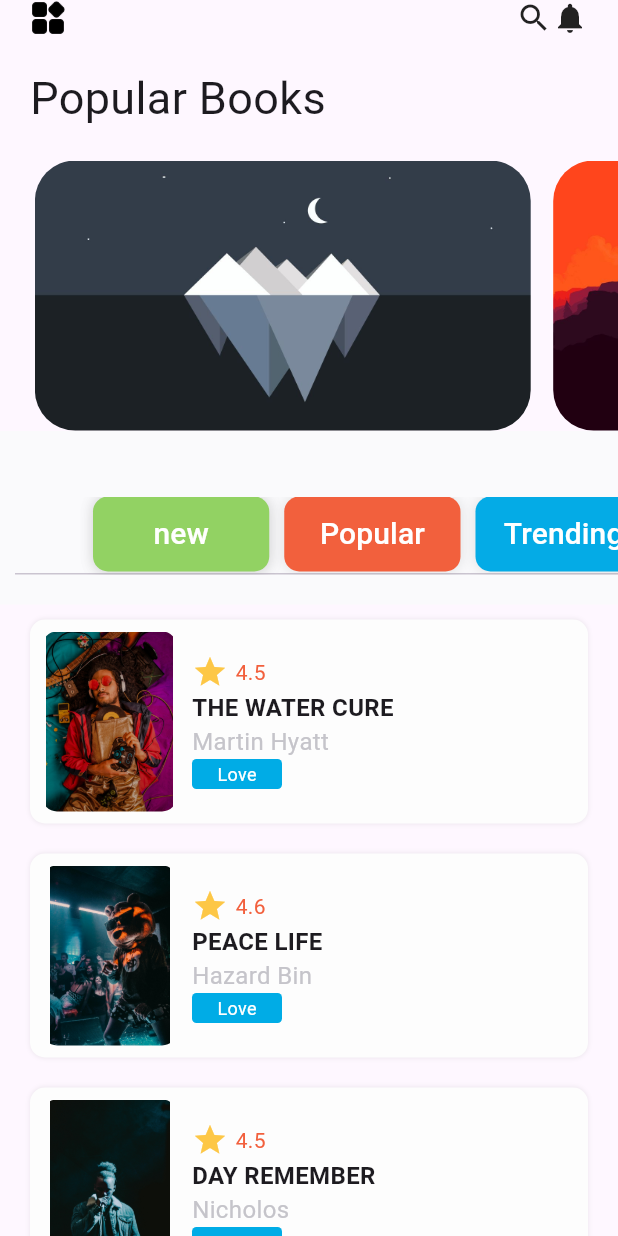
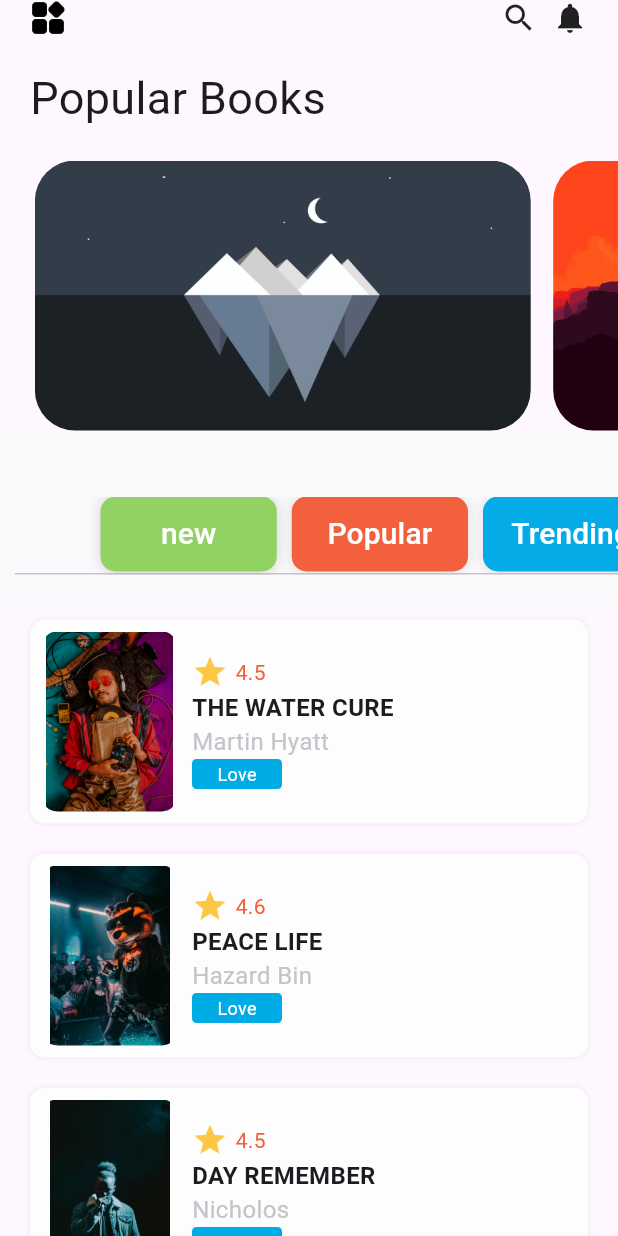
Before and after one commit to JagdishSingh01/flutter-music-app, a Flutter app: the screen it shows after launch, on a phone screen of 412 x 824 dp. Run offline on Flutter 3.47's test engine with Material 3 defaults, Android fonts, the light colour scheme and no system bars; Roboto replaces fonts that are missing (Avenir).

Commit message:
applied minor fixes

```diff
--- a/lib/app_colors.dart
+++ b/lib/app_colors.dart
@@ -2,7 +2,7 @@ import 'dart:ui';
 
 final Color background = Color(0xFFfafafc);
 final Color silverBackground = Color(0xFFfafafc);
-final Color menu1Color = Color(0xFFf92d263);
+final Color menu1Color = Color(0xfff92d263);
 final Color menu2Color = Color(0xFFf2603d);
 final Color menu3Color = Color(0xFF04abe6);
 final Color tabVarViewColor = Color(0xFFfdfdfd);
--- a/lib/main.dart
+++ b/lib/main.dart
@@ -6,6 +6,8 @@ void main() {
 }
 
 class MyApp extends StatelessWidget {
+  const MyApp({super.key});
+
   @override
   Widget build(BuildContext context) {
     return MaterialApp(
--- a/lib/my_home_page.dart
+++ b/lib/my_home_page.dart
@@ -1,11 +1,12 @@
 import 'dart:convert';
+import 'dart:ui';
 import 'package:flutter/cupertino.dart';
 import 'package:music/app_colors.dart' as AppColors;
 import 'package:flutter/material.dart';
 import 'package:music/my_tabs.dart';
 
 class MyHomePage extends StatefulWidget {
-  const MyHomePage({Key? key}) : super(key: key);
+  const MyHomePage({super.key});
 
   @override
   _MyHomePageState createState() => _MyHomePageState();
@@ -55,6 +56,7 @@ class _MyHomePageState extends State<MyHomePage> with SingleTickerProviderStateM
                   Row(
                     children: [
                       Icon(Icons.search),
+                      SizedBox(width: 10),
                       Icon(Icons.notifications),
                     ],
                   )
@@ -77,7 +79,7 @@ class _MyHomePageState extends State<MyHomePage> with SingleTickerProviderStateM
                 ? Center(
                     child: CircularProgressIndicator(),
                   )
-                : Container(
+                : SizedBox(
                     height: 180,
                     child: Stack(
                       children: [
@@ -85,7 +87,7 @@ class _MyHomePageState extends State<MyHomePage> with SingleTickerProviderStateM
                             top: 0,
                             left: -20,
                             right: 0,
-                            child: Container(
+                            child: SizedBox(
                               height: 180,
                               child: PageView.builder(
                                   controller:PageController(viewportFraction: 0.8),
@@ -123,9 +125,9 @@ class _MyHomePageState extends State<MyHomePage> with SingleTickerProviderStateM
                           child: TabBar(
                             controller: _tabController,
                             isScrollable: true,
-                            indicatorPadding: const EdgeInsets.all(0),
+                            indicatorPadding: EdgeInsets.symmetric(horizontal: 2),
                             indicatorSize: TabBarIndicatorSize.label,
-                            labelPadding: const EdgeInsets.only(right: 10),
+                            labelPadding: const EdgeInsets.symmetric(horizontal: 5),
                             indicator: BoxDecoration(
                                 borderRadius: BorderRadius.circular(10),
                                 boxShadow: [
@@ -137,11 +139,8 @@ class _MyHomePageState extends State<MyHomePage> with SingleTickerProviderStateM
                                 ]),
                             tabs: [
                               AppTabs(color: AppColors.menu1Color, text: "new"),
-                              AppTabs(
-                                  color: AppColors.menu2Color, text: "Popular"),
-                              AppTabs(
-                                  color: AppColors.menu3Color,
-                                  text: "Trending"),
+                              AppTabs(color: AppColors.menu2Color, text: "Popular"),
+                              AppTabs(color: AppColors.menu3Color,text: "Trending"),
                             ],
                           ),
                         )),
@@ -200,8 +199,8 @@ class _MyHomePageState extends State<MyHomePage> with SingleTickerProviderStateM
                                     borderRadius: BorderRadius.circular(3),
                                     color: AppColors.loveColor,
                                   ),
+                                  alignment: Alignment.center,
                                   child: Text("Love", style: TextStyle(fontSize: 12, color:Colors.white),),
-                                  alignment: Alignment.center,
                                 )
                               ],
                             )
@@ -264,8 +263,8 @@ class _MyHomePageState extends State<MyHomePage> with SingleTickerProviderStateM
                                     borderRadius: BorderRadius.circular(3),
                                     color: AppColors.loveColor,
                                   ),
+                                  alignment: Alignment.center,
                                   child: Text("Love", style: TextStyle(fontSize: 12, color:Colors.white),),
-                                  alignment: Alignment.center,
                                 )
                               ],
                             )
@@ -327,8 +326,8 @@ class _MyHomePageState extends State<MyHomePage> with SingleTickerProviderStateM
                                     borderRadius: BorderRadius.circular(3),
                                     color: AppColors.loveColor,
                                   ),
+                                  alignment: Alignment.center,
                                   child: Text("Love", style: TextStyle(fontSize: 12, color:Colors.white),),
-                                  alignment: Alignment.center,
                                 )
                               ],
                             )
--- a/lib/my_tabs.dart
+++ b/lib/my_tabs.dart
@@ -3,23 +3,23 @@ import 'package:flutter/material.dart';
 class AppTabs extends StatelessWidget {
   final Color color;
   final String text;
-  const AppTabs({ Key? key , required this.color,required this.text}) : super(key: key);
+  const AppTabs({ super.key , required this.color,required this.text});
   @override
   Widget build(BuildContext context) {
     return  Container(
               width: 117.5,
               height: 50,
-              child: Text(this.text, style: TextStyle(color: Colors.white, fontSize: 20),),
               alignment: Alignment.center,
               decoration: BoxDecoration(
                 borderRadius: BorderRadius.circular(10),
-                color: this.color,
+                color: color,
                 boxShadow: [
                   BoxShadow(color: Colors.grey.withOpacity(0.3),
                   blurRadius: 7,
                   offset: Offset(0, 0),),
                 ]
               ),
+              child: Text(this.text, style: TextStyle(color: Colors.white, fontSize: 20),),
             );
   }
 }
```
